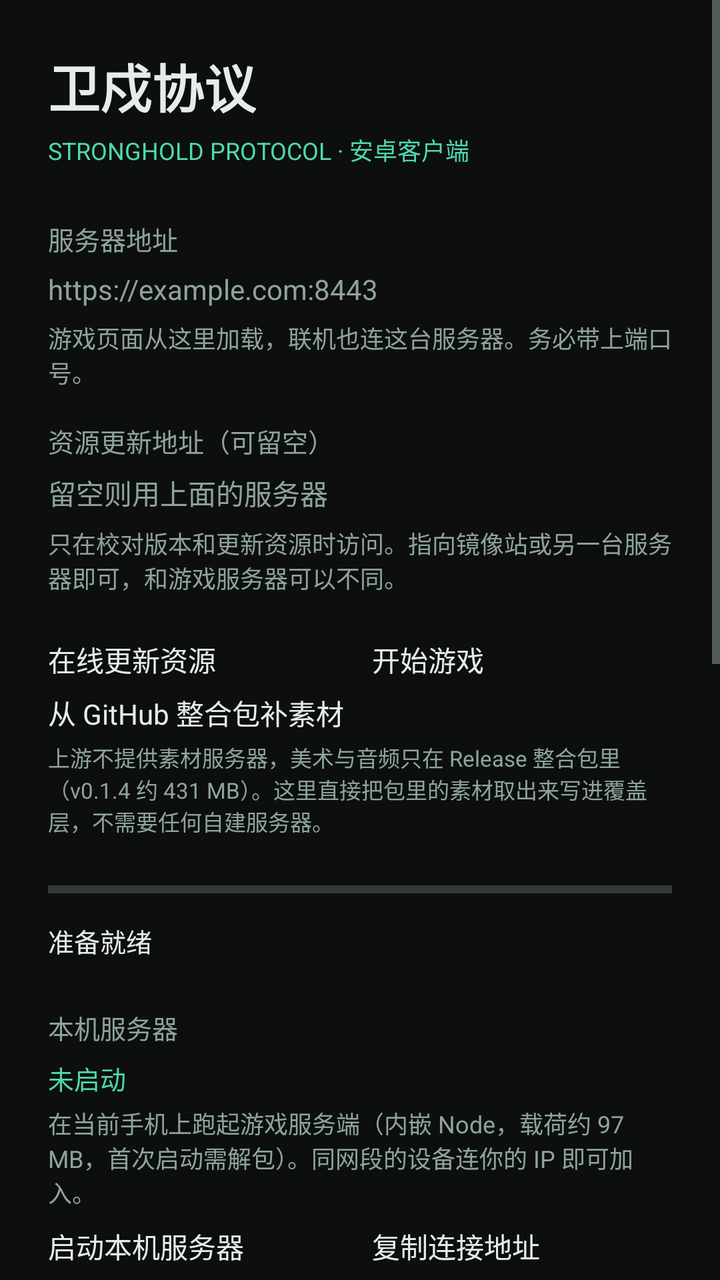
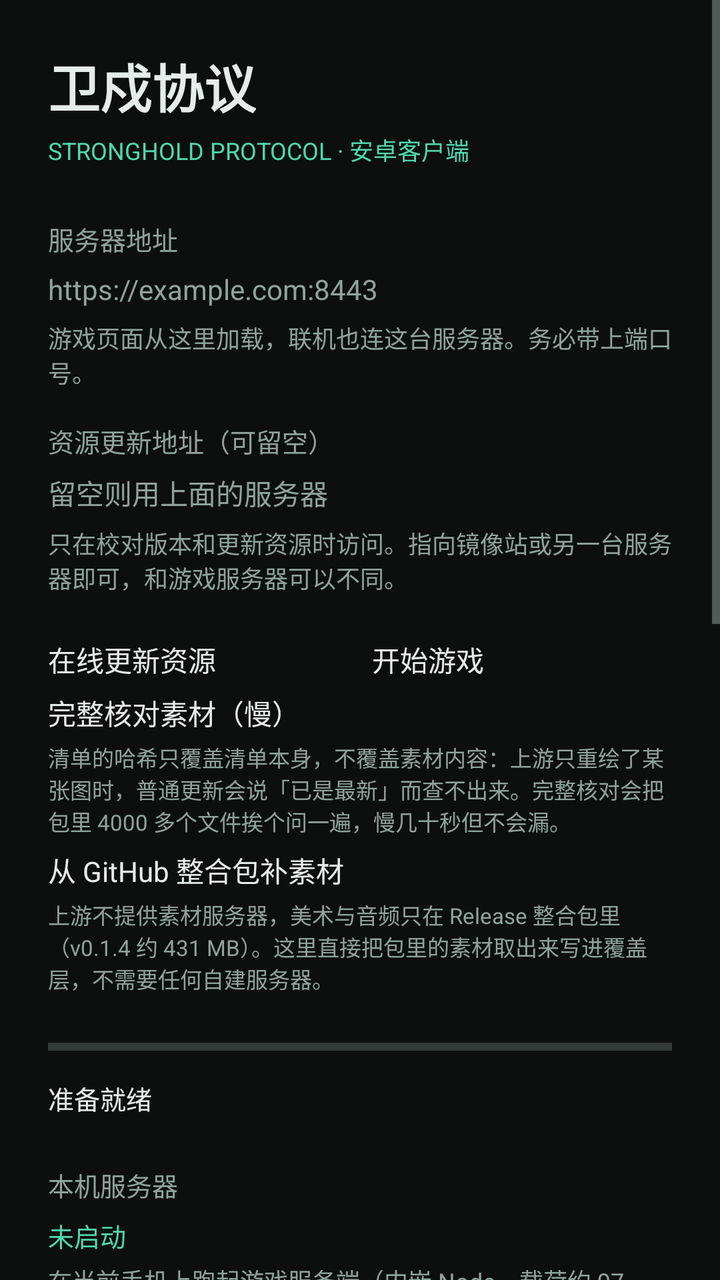

An Android layout rendered at two revisions. The XML below is the earlier revision; the diff shows what the commit changed to produce the second picture.
<!-- AndroidManifest.xml: application theme AppTheme -->
<!-- res/layout/activity_main.xml -->
<?xml version="1.0" encoding="utf-8"?>
<ScrollView xmlns:android="http://schemas.android.com/apk/res/android"
    android:layout_width="match_parent"
    android:layout_height="match_parent"
    android:background="@color/bg"
    android:fillViewport="true">

    <LinearLayout
        android:layout_width="match_parent"
        android:layout_height="wrap_content"
        android:orientation="vertical"
        android:padding="24dp">

        <TextView
            android:layout_width="wrap_content"
            android:layout_height="wrap_content"
            android:text="@string/app_name"
            android:textColor="@color/text"
            android:textSize="26sp"
            android:textStyle="bold" />

        <TextView
            android:id="@+id/build_stamp"
            android:layout_width="wrap_content"
            android:layout_height="wrap_content"
            android:layout_marginTop="4dp"
            android:text="STRONGHOLD PROTOCOL · 安卓客户端"
            android:textColor="@color/accent"
            android:textSize="12sp" />

        <TextView
            android:layout_width="wrap_content"
            android:layout_height="wrap_content"
            android:layout_marginTop="26dp"
            android:text="服务器地址"
            android:textColor="@color/dim"
            android:textSize="13sp" />

        <EditText
            android:id="@+id/server"
            android:layout_width="match_parent"
            android:layout_height="wrap_content"
            android:layout_marginTop="6dp"
            android:hint="https://example.com:8443"
            android:importantForAutofill="no"
            android:inputType="textUri"
            android:maxLines="1"
            android:textColor="@color/text"
            android:textColorHint="@color/dim" />

        <TextView
            android:layout_width="match_parent"
            android:layout_height="wrap_content"
            android:layout_marginTop="6dp"
            android:text="游戏页面从这里加载，联机也连这台服务器。务必带上端口号。"
            android:textColor="@color/dim"
            android:textSize="12sp" />

        <TextView
            android:layout_width="wrap_content"
            android:layout_height="wrap_content"
            android:layout_marginTop="16dp"
            android:text="资源更新地址（可留空）"
            android:textColor="@color/dim"
            android:textSize="13sp" />

        <EditText
            android:id="@+id/update_base"
            android:layout_width="match_parent"
            android:layout_height="wrap_content"
            android:layout_marginTop="6dp"
            android:hint="留空则用上面的服务器"
            android:importantForAutofill="no"
            android:inputType="textUri"
            android:maxLines="1"
            android:textColor="@color/text"
            android:textColorHint="@color/dim" />

        <TextView
            android:layout_width="match_parent"
            android:layout_height="wrap_content"
            android:layout_marginTop="6dp"
            android:text="只在校对版本和更新资源时访问。指向镜像站或另一台服务器即可，和游戏服务器可以不同。"
            android:textColor="@color/dim"
            android:textSize="12sp" />

        <LinearLayout
            android:layout_width="match_parent"
            android:layout_height="wrap_content"
            android:layout_marginTop="22dp"
            android:orientation="horizontal">

            <Button
                android:id="@+id/update"
                android:layout_width="0dp"
                android:layout_height="wrap_content"
                android:layout_weight="1"
                android:text="在线更新资源" />

            <Button
                android:id="@+id/play"
                android:layout_width="0dp"
                android:layout_height="wrap_content"
                android:layout_marginStart="12dp"
                android:layout_weight="1"
                android:text="开始游戏" />
        </LinearLayout>

        <Button
            android:id="@+id/bundle_import"
            android:layout_width="match_parent"
            android:layout_height="wrap_content"
            android:layout_marginTop="6dp"
            android:text="从 GitHub 整合包补素材" />

        <TextView
            android:layout_width="match_parent"
            android:layout_height="wrap_content"
            android:layout_marginTop="4dp"
            android:text="上游不提供素材服务器，美术与音频只在 Release 整合包里（v0.1.4 约 431 MB）。这里直接把包里的素材取出来写进覆盖层，不需要任何自建服务器。"
            android:textColor="@color/dim"
            android:textSize="11sp" />

        <ProgressBar
            android:id="@+id/progress"
            style="?android:attr/progressBarStyleHorizontal"
            android:layout_width="match_parent"
            android:layout_height="wrap_content"
            android:layout_marginTop="18dp"
            android:max="100" />

        <TextView
            android:id="@+id/status"
            android:layout_width="match_parent"
            android:layout_height="wrap_content"
            android:layout_marginTop="8dp"
            android:lineSpacingExtra="2dp"
            android:text="准备就绪"
            android:textColor="@color/text"
            android:textSize="13sp" />

        <TextView
            android:layout_width="wrap_content"
            android:layout_height="wrap_content"
            android:layout_marginTop="24dp"
            android:text="本机服务器"
            android:textColor="@color/dim"
            android:textSize="13sp" />

        <TextView
            android:id="@+id/srv_status"
            android:layout_width="match_parent"
            android:layout_height="wrap_content"
            android:layout_marginTop="6dp"
            android:lineSpacingExtra="2dp"
            android:text="未启动"
            android:textColor="@color/accent"
            android:textSize="13sp" />

        <TextView
            android:layout_width="match_parent"
            android:layout_height="wrap_content"
            android:layout_marginTop="4dp"
            android:text="在当前手机上跑起游戏服务端（内嵌 Node，载荷约 97 MB，首次启动需解包）。同网段的设备连你的 IP 即可加入。"
            android:textColor="@color/dim"
            android:textSize="12sp" />

        <LinearLayout
            android:layout_width="match_parent"
            android:layout_height="wrap_content"
            android:layout_marginTop="8dp"
            android:orientation="horizontal">

            <Button
                android:id="@+id/srv_toggle"
                android:layout_width="0dp"
                android:layout_height="wrap_content"
                android:layout_weight="1"
                android:text="启动本机服务器" />

            <Button
                android:id="@+id/srv_copy"
                android:layout_width="0dp"
                android:layout_height="wrap_content"
                android:layout_marginStart="12dp"
                android:layout_weight="1"
                android:text="复制连接地址" />
        </LinearLayout>

        <LinearLayout
            android:layout_width="match_parent"
            android:layout_height="wrap_content"
            android:layout_marginTop="6dp"
            android:orientation="horizontal">

            <Button
                android:id="@+id/srv_use"
                android:layout_width="0dp"
                android:layout_height="wrap_content"
                android:layout_weight="1"
                android:text="让本应用连本机" />

            <Button
                android:id="@+id/srv_log"
                android:layout_width="0dp"
                android:layout_height="wrap_content"
                android:layout_marginStart="12dp"
                android:layout_weight="1"
                android:text="查看服务端日志" />
        </LinearLayout>

        <TextView
            android:layout_width="wrap_content"
            android:layout_height="wrap_content"
            android:layout_marginTop="24dp"
            android:text="上游版本（来自 GitHub）"
            android:textColor="@color/dim"
            android:textSize="13sp" />

        <TextView
            android:id="@+id/up_status"
            android:layout_width="match_parent"
            android:layout_height="wrap_content"
            android:layout_marginTop="6dp"
            android:lineSpacingExtra="2dp"
            android:text="未查询"
            android:textColor="@color/text"
            android:textSize="12sp" />

        <LinearLayout
            android:layout_width="match_parent"
            android:layout_height="wrap_content"
            android:layout_marginTop="8dp"
            android:orientation="horizontal">

            <Button
                android:id="@+id/up_refresh"
                android:layout_width="0dp"
                android:layout_height="wrap_content"
                android:layout_weight="1"
                android:text="刷新版本列表" />

            <Button
                android:id="@+id/up_embedded"
                android:layout_width="0dp"
                android:layout_height="wrap_content"
                android:layout_marginStart="12dp"
                android:layout_weight="1"
                android:text="用回内置版本" />
        </LinearLayout>

        <TextView
            android:layout_width="match_parent"
            android:layout_height="wrap_content"
            android:layout_marginTop="6dp"
            android:text="直接取上游 sganggs/Stronghold-Protocol 的版本：源码包约 7 MB，切完本机服务器就跑那个版本。素材不变，仍用安装包自带的那份。"
            android:textColor="@color/dim"
            android:textSize="11sp" />

        <LinearLayout
            android:id="@+id/up_list"
            android:layout_width="match_parent"
            android:layout_height="wrap_content"
            android:layout_marginTop="6dp"
            android:orientation="vertical" />

        <TextView
            android:layout_width="wrap_content"
            android:layout_height="wrap_content"
            android:layout_marginTop="24dp"
            android:text="局域网"
            android:textColor="@color/dim"
            android:textSize="13sp" />

        <TextView
            android:id="@+id/local_ip"
            android:layout_width="match_parent"
            android:layout_height="wrap_content"
            android:layout_marginTop="6dp"
            android:lineSpacingExtra="2dp"
            android:text="本机地址：读取中…"
            android:textColor="@color/accent"
            android:textSize="13sp" />

        <TextView
            android:layout_width="match_parent"
            android:layout_height="wrap_content"
            android:layout_marginTop="4dp"
            android:text="扫描同一 Wi-Fi 下的游戏服务器（会向网段内每个地址发一个探测请求）。点结果即可填入上面的地址栏。"
            android:textColor="@color/dim"
            android:textSize="12sp" />

        <Button
            android:id="@+id/scan"
            android:layout_width="match_parent"
            android:layout_height="wrap_content"
            android:layout_marginTop="8dp"
            android:text="扫描局域网" />

        <TextView
            android:id="@+id/scan_status"
            android:layout_width="match_parent"
            android:layout_height="wrap_content"
            android:layout_marginTop="6dp"
            android:lineSpacingExtra="2dp"
            android:text=""
            android:textColor="@color/text"
            android:textSize="12sp" />

        <LinearLayout
            android:id="@+id/scan_results"
            android:layout_width="match_parent"
            android:layout_height="wrap_content"
            android:layout_marginTop="4dp"
            android:orientation="vertical" />

        <TextView
            android:layout_width="wrap_content"
            android:layout_height="wrap_content"
            android:layout_marginTop="24dp"
            android:text="资源版本"
            android:textColor="@color/dim"
            android:textSize="13sp" />

        <TextView
            android:id="@+id/version_builtin"
            android:layout_width="match_parent"
            android:layout_height="wrap_content"
            android:layout_marginTop="6dp"
            android:lineSpacingExtra="2dp"
            android:text="内置资源：读取中…"
            android:textColor="@color/accent"
            android:textSize="13sp" />

        <TextView
            android:id="@+id/version_server"
            android:layout_width="match_parent"
            android:layout_height="wrap_content"
            android:layout_marginTop="4dp"
            android:lineSpacingExtra="2dp"
            android:text="服务器版本：未校对"
            android:textColor="@color/text"
            android:textSize="13sp" />

        <TextView
            android:id="@+id/version_overlay"
            android:layout_width="match_parent"
            android:layout_height="wrap_content"
            android:layout_marginTop="4dp"
            android:text="已更新覆盖：无"
            android:textColor="@color/dim"
            android:textSize="12sp" />

        <LinearLayout
            android:layout_width="match_parent"
            android:layout_height="wrap_content"
            android:layout_marginTop="10dp"
            android:orientation="horizontal">

            <Button
                android:id="@+id/check"
                android:layout_width="0dp"
                android:layout_height="wrap_content"
                android:layout_weight="1"
                android:text="校对版本" />

            <Button
                android:id="@+id/revert"
                android:layout_width="0dp"
                android:layout_height="wrap_content"
                android:layout_marginStart="12dp"
                android:layout_weight="1"
                android:text="还原为内置" />
        </LinearLayout>

        <TextView
            android:id="@+id/footer"
            android:layout_width="match_parent"
            android:layout_height="wrap_content"
            android:layout_marginTop="24dp"
            android:lineSpacingExtra="3dp"
            android:text=""
            android:textColor="@color/dim"
            android:textSize="11sp" />

        <TextView
            android:layout_width="match_parent"
            android:layout_height="wrap_content"
            android:layout_marginTop="14dp"
            android:lineSpacingExtra="3dp"
            android:text="非官方、非商业同人作品，与鹰角网络 / Yostar 无关。游戏素材版权归原权利人，代码以 GPL-3.0-or-later 发布。"
            android:textColor="@color/dim"
            android:textSize="11sp" />
    </LinearLayout>
</ScrollView>
<!-- resources referenced by this layout -->
<resources>
  <color name="accent">#FF4ED8AF</color>
  <color name="bg">#FF0C0F0E</color>
  <color name="dim">#FF8FA39D</color>
  <color name="text">#FFE6ECEA</color>
  <string name="app_name">卫戍协议</string>
  <style name="AppTheme" parent="@android:style/Theme.Material.NoActionBar">
          <item name="android:windowBackground">@color/bg</item>
          <item name="android:colorAccent">@color/accent</item>
          <item name="android:colorPrimary">@color/panel</item>
          <item name="android:colorPrimaryDark">@color/bg</item>
          <item name="android:textColorPrimary">@color/text</item>
          <item name="android:textColorSecondary">@color/dim</item>
          <item name="android:statusBarColor">@color/bg</item>
          <item name="android:navigationBarColor">@color/bg</item>
      </style>
  <color name="panel">#FF141A18</color>
</resources>

<!-- the commit's change to res/layout/activity_main.xml (unified diff, before → after) -->
@@ -107,6 +107,21 @@
         </LinearLayout>
 
         <Button
+            android:id="@+id/full_check"
+            android:layout_width="match_parent"
+            android:layout_height="wrap_content"
+            android:layout_marginTop="6dp"
+            android:text="完整核对素材（慢）" />
+
+        <TextView
+            android:layout_width="match_parent"
+            android:layout_height="wrap_content"
+            android:layout_marginTop="4dp"
+            android:text="清单的哈希只覆盖清单本身，不覆盖素材内容：上游只重绘了某张图时，普通更新会说「已是最新」而查不出来。完整核对会把包里 4000 多个文件挨个问一遍，慢几十秒但不会漏。"
+            android:textColor="@color/dim"
+            android:textSize="11sp" />
+
+        <Button
             android:id="@+id/bundle_import"
             android:layout_width="match_parent"
             android:layout_height="wrap_content"
